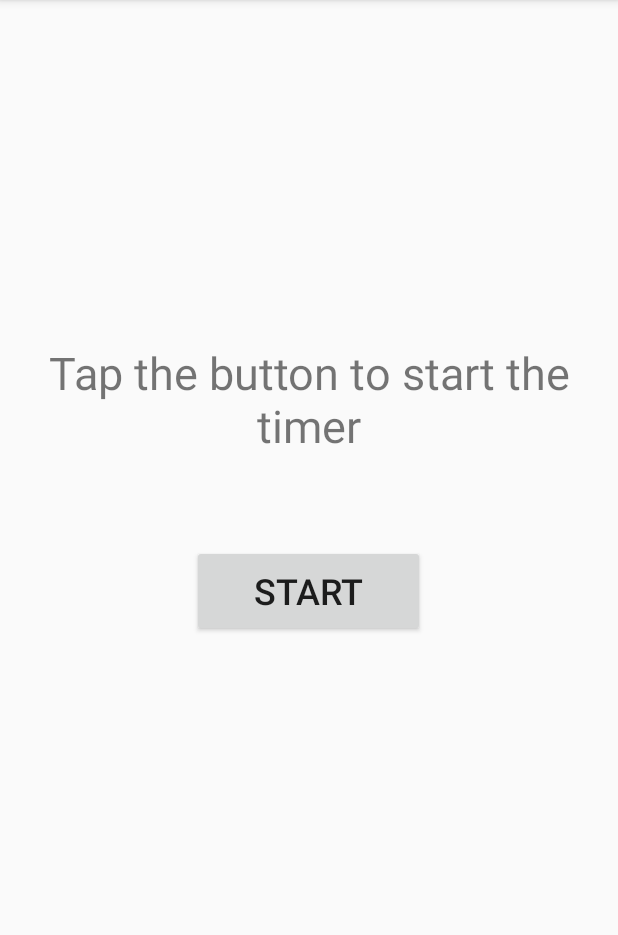
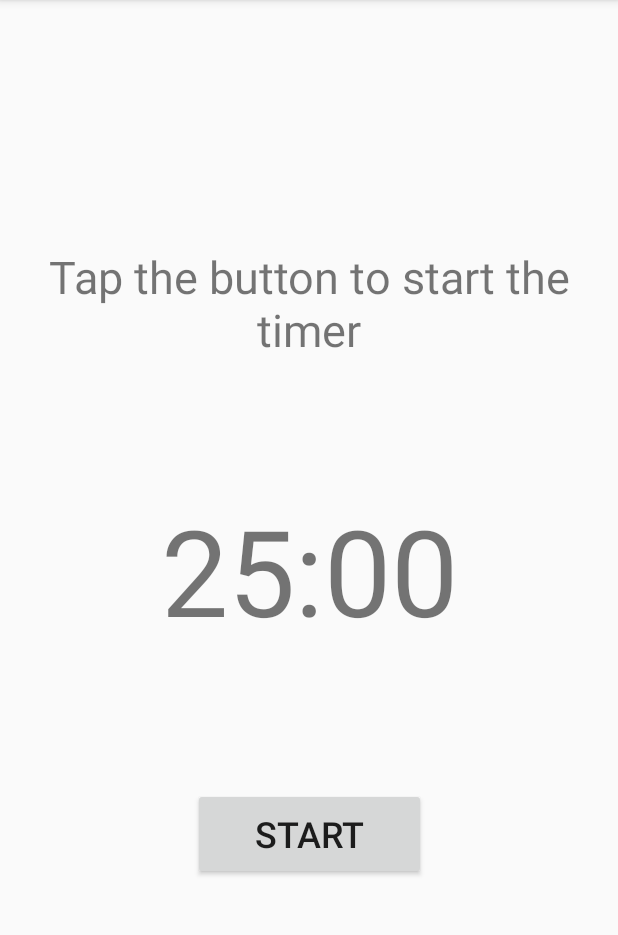
Before and after one commit to chrisanker-zz/pomodoro-app-android, an Android app: the screen it shows after launch (MainActivity), on a phone screen of 412 x 824 dp, the part 84-1019 px from its top. Run offline under Robolectric (Android 15) with nearby library versions, the phone set to English and light mode, and no system bars.

Commit message:
Added new textview and changed font size

```diff
--- a/app/src/main/java/com/cal109/pomodoroapp/MainActivity.java
+++ b/app/src/main/java/com/cal109/pomodoroapp/MainActivity.java
@@ -11,6 +11,7 @@ import android.widget.TextView;
 public class MainActivity extends AppCompatActivity implements View.OnClickListener {
 
     private Button mainButton;
+    private TextView mainTextView;
     private TextView timerDisplay;
     private boolean timerStarted = false;
     private static final int minutesDenominator = 60000;
@@ -21,14 +22,14 @@ public class MainActivity extends AppCompatActivity implements View.OnClickListe
     String secondsString;
     String minutesString;
 
-    CountDownTimer workCountDown = new CountDownTimer(1500000,1000) {
+    CountDownTimer workCountDown = new CountDownTimer(1501000,1000) {
         @Override
         public void onTick(long millisUntilFinished) {
             minutes = (millisUntilFinished  / minutesDenominator)% modulusValue;
             seconds = (millisUntilFinished / secondsDenominator) % modulusValue;
             secondsString = String.format("%02d", seconds);
             minutesString = String.format("%02d", minutes);
-            timerDisplay.setText("Work time left: " + minutesString + ":" + secondsString);
+            timerDisplay.setText(minutesString + ":" + secondsString);
         }
 
         @Override
@@ -45,7 +46,7 @@ public class MainActivity extends AppCompatActivity implements View.OnClickListe
             seconds = (millisUntilFinished / secondsDenominator) % modulusValue;
             secondsString = String.format("%02d", seconds);
             minutesString = String.format("%02d", minutes);
-            timerDisplay.setText("Break time left: " + minutesString + ":" + secondsString);
+            timerDisplay.setText(minutesString + ":" + secondsString);
         }
 
         @Override
@@ -61,8 +62,8 @@ public class MainActivity extends AppCompatActivity implements View.OnClickListe
         setContentView(R.layout.activity_main);
 
         mainButton = findViewById(R.id.main_button);
-        timerDisplay = findViewById(R.id.textView);
-
+        timerDisplay = findViewById(R.id.time_remaining_text);
+        mainTextView = findViewById(R.id.textView);
 
         mainButton.setOnClickListener(this);
 
--- a/app/src/main/res/layout/activity_main.xml
+++ b/app/src/main/res/layout/activity_main.xml
@@ -10,10 +10,11 @@
         android:id="@+id/textView"
         android:layout_width="wrap_content"
         android:layout_height="75dp"
-        android:layout_marginTop="228dp"
+        android:layout_marginTop="164dp"
         android:gravity="center"
         android:text="@string/main_text_field"
         android:textSize="30sp"
+        app:layout_constraintHorizontal_bias="0.0"
         app:layout_constraintLeft_toLeftOf="parent"
         app:layout_constraintRight_toRightOf="parent"
         app:layout_constraintTop_toTopOf="parent" />
@@ -22,11 +23,22 @@
         android:id="@+id/main_button"
         android:layout_width="155dp"
         android:layout_height="61dp"
-        android:layout_marginTop="60dp"
+        android:layout_marginTop="88dp"
         android:text="@string/main_button_text"
         android:textSize="24sp"
         app:layout_constraintEnd_toEndOf="parent"
-        app:layout_constraintHorizontal_bias="0.498"
+        app:layout_constraintStart_toStartOf="parent"
+        app:layout_constraintTop_toBottomOf="@+id/time_remaining_text" />
+
+    <TextView
+        android:id="@+id/time_remaining_text"
+        android:layout_width="278dp"
+        android:layout_height="114dp"
+        android:layout_marginTop="84dp"
+        android:gravity="center"
+        android:text="25:00"
+        android:textSize="80sp"
+        app:layout_constraintEnd_toEndOf="parent"
         app:layout_constraintStart_toStartOf="parent"
         app:layout_constraintTop_toBottomOf="@+id/textView" />
 
```
